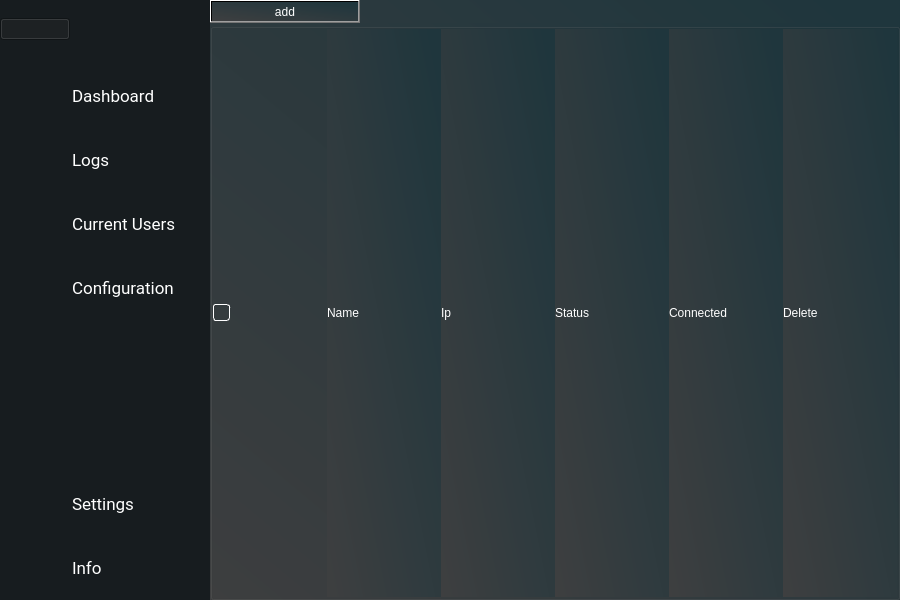
Qt form mainwindow.ui (vidyasriraj/admin_gui) before a commit.
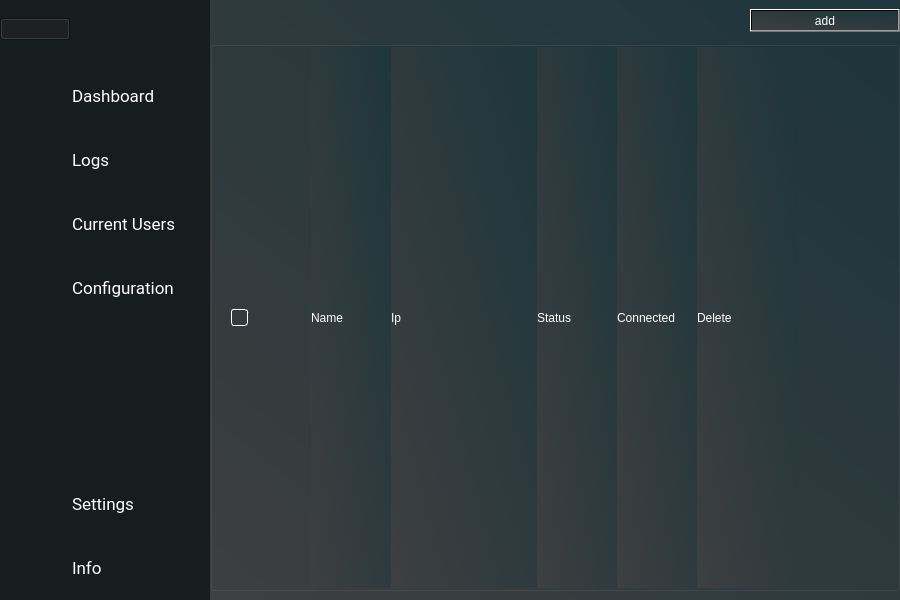
The same form after that commit. Icons and pictures are not drawn.

Patch:
```diff
--- a/mainwindow.ui
+++ b/mainwindow.ui
@@ -2785,27 +2785,14 @@
             <property name="spacing">
              <number>0</number>
             </property>
-            <item row="0" column="0">
-             <widget class="QPushButton" name="addbutton">
-              <property name="minimumSize">
-               <size>
-                <width>150</width>
-                <height>0</height>
-               </size>
-              </property>
-              <property name="maximumSize">
-               <size>
-                <width>150</width>
-                <height>16777215</height>
-               </size>
-              </property>
-              <property name="text">
-               <string>add</string>
-              </property>
-             </widget>
-            </item>
             <item row="1" column="0" colspan="2">
              <widget class="QGroupBox" name="groupBox_2">
+              <property name="maximumSize">
+               <size>
+                <width>16777215</width>
+                <height>550</height>
+               </size>
+              </property>
               <property name="title">
                <string/>
               </property>
@@ -2825,8 +2812,36 @@
                <property name="bottomMargin">
                 <number>0</number>
                </property>
+               <item>
+                <spacer name="horizontalSpacer">
+                 <property name="orientation">
+                  <enum>Qt::Horizontal</enum>
+                 </property>
+                 <property name="sizeType">
+                  <enum>QSizePolicy::Fixed</enum>
+                 </property>
+                 <property name="sizeHint" stdset="0">
+                  <size>
+                   <width>18</width>
+                   <height>20</height>
+                  </size>
+                 </property>
+                </spacer>
+               </item>
                <item>
                 <widget class="QCheckBox" name="mainCheckBox">
+                 <property name="minimumSize">
+                  <size>
+                   <width>50</width>
+                   <height>0</height>
+                  </size>
+                 </property>
+                 <property name="maximumSize">
+                  <size>
+                   <width>80</width>
+                   <height>16777215</height>
+                  </size>
+                 </property>
                  <property name="styleSheet">
                   <string notr="true">QCheckBox {
     background-color: transparent; 
@@ -2861,6 +2876,18 @@
                </item>
                <item>
                 <widget class="QLabel" name="label_2">
+                 <property name="minimumSize">
+                  <size>
+                   <width>80</width>
+                   <height>0</height>
+                  </size>
+                 </property>
+                 <property name="maximumSize">
+                  <size>
+                   <width>80</width>
+                   <height>16777215</height>
+                  </size>
+                 </property>
                  <property name="text">
                   <string>Name</string>
                  </property>
@@ -2868,6 +2895,12 @@
                </item>
                <item>
                 <widget class="QLabel" name="label_29">
+                 <property name="maximumSize">
+                  <size>
+                   <width>150</width>
+                   <height>16777215</height>
+                  </size>
+                 </property>
                  <property name="text">
                   <string>Ip</string>
                  </property>
@@ -2875,6 +2908,12 @@
                </item>
                <item>
                 <widget class="QLabel" name="label_32">
+                 <property name="maximumSize">
+                  <size>
+                   <width>80</width>
+                   <height>16777215</height>
+                  </size>
+                 </property>
                  <property name="text">
                   <string>Status</string>
                  </property>
@@ -2882,6 +2921,12 @@
                </item>
                <item>
                 <widget class="QLabel" name="label_31">
+                 <property name="maximumSize">
+                  <size>
+                   <width>80</width>
+                   <height>16777215</height>
+                  </size>
+                 </property>
                  <property name="text">
                   <string>Connected</string>
                  </property>
@@ -2889,14 +2934,55 @@
                </item>
                <item>
                 <widget class="QLabel" name="label_30">
+                 <property name="maximumSize">
+                  <size>
+                   <width>100</width>
+                   <height>16777215</height>
+                  </size>
+                 </property>
                  <property name="text">
                   <string>Delete</string>
                  </property>
                 </widget>
                </item>
+               <item>
+                <spacer name="horizontalSpacer_3">
+                 <property name="orientation">
+                  <enum>Qt::Horizontal</enum>
+                 </property>
+                 <property name="sizeType">
+                  <enum>QSizePolicy::Fixed</enum>
+                 </property>
+                 <property name="sizeHint" stdset="0">
+                  <size>
+                   <width>100</width>
+                   <height>20</height>
+                  </size>
+                 </property>
+                </spacer>
+               </item>
               </layout>
              </widget>
             </item>
+            <item row="0" column="1">
+             <widget class="QPushButton" name="addbutton">
+              <property name="minimumSize">
+               <size>
+                <width>150</width>
+                <height>0</height>
+               </size>
+              </property>
+              <property name="maximumSize">
+               <size>
+                <width>150</width>
+                <height>16777215</height>
+               </size>
+              </property>
+              <property name="text">
+               <string>add</string>
+              </property>
+             </widget>
+            </item>
            </layout>
           </widget>
          </widget>
```
